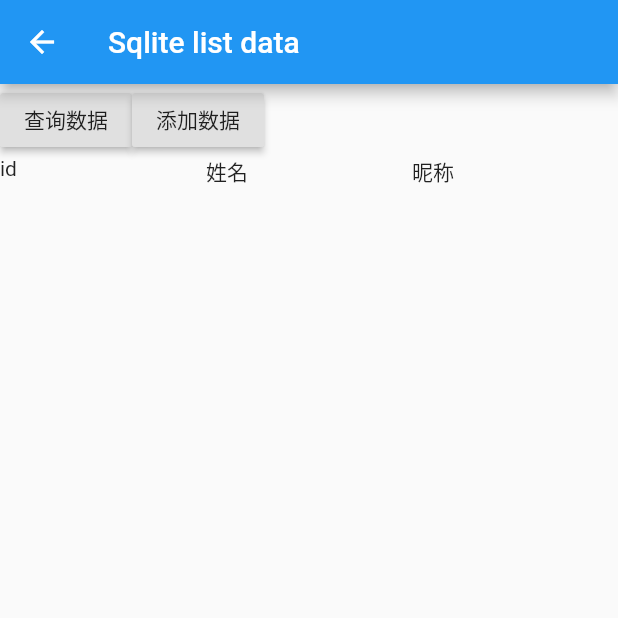
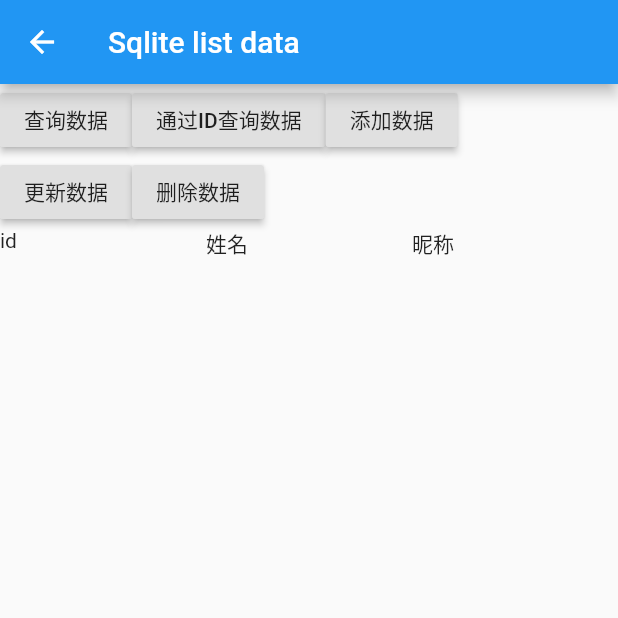
Before and after one commit to EvnLi/FlutterStudy, a Flutter app: the DBList screen opened by its route, on a phone screen of 412 x 824 dp, the top half of it. Run offline on Flutter 3.47's test engine with Material 2 defaults, Android fonts, the phone set to English and light mode, and no system bars; our stand-ins replace connectivity, dio, equatable, flutter_bloc, fluttertoast, sqflite; accounts and stored records are empty.

Commit message:
细节优化

```diff
--- a/flutterapp/lib/DB/db_list.dart
+++ b/flutterapp/lib/DB/db_list.dart
@@ -15,11 +15,15 @@ class _DBListState extends State<DBList> {
   @override
   void initState() {
     super.initState();
-    _loadData();
+    _loadData(-1);
   }
 
-  _loadData() async {
+  _loadData(int index) async {
+    if (index == -1) {
       _list = await DBProvider().findAll();
+    } else {
+      _list = await DBProvider().find(index);
+    }
     setState(() {});
   }
 
@@ -29,24 +33,54 @@ class _DBListState extends State<DBList> {
       appBar: AppBar(
         title: Text("Sqlite list data"),
       ),
-      body: Column(
+      body: Builder(builder: (context) {
+        return Column(
           children: [
             Row(
               children: [
                 RaisedButton(
                   onPressed: () {
-                  _loadData();
+                    _loadData(-1);
                   },
                   child: Text("查询数据"),
                 ),
                 RaisedButton(
                   onPressed: () {
-                  Navigator.of(context)
-                      .push(MaterialPageRoute(builder: (context) {
-                    return AddUser();
-                  }));
+                    _loadData(0);
+                  },
+                  child: Text("通过ID查询数据"),
+                ),
+                RaisedButton(
+                  onPressed: () {
+                    Navigator.pushNamed(context, "addUser", arguments: -1);
                   },
                   child: Text("添加数据"),
+                ),
+              ],
+            ),
+            Row(
+              children: [
+                RaisedButton(
+                  onPressed: () {
+                    Navigator.pushNamed(context, "addUser", arguments: 0);
+                  },
+                  child: Text("更新数据"),
+                ),
+                RaisedButton(
+                  onPressed: () async {
+                    int result = await DBProvider().deleteAll();
+                    print("****deleteResult=$result");
+                    if (result > 0) {
+                      Scaffold.of(context).showSnackBar(SnackBar(
+                        content: Text('删除数据成功，result:$result'),
+                      ));
+                    } else {
+                      Scaffold.of(context).showSnackBar(SnackBar(
+                        content: Text('删除数据失败，result:$result'),
+                      ));
+                    }
+                  },
+                  child: Text("删除数据"),
                 ),
               ],
             ),
@@ -67,7 +101,8 @@ class _DBListState extends State<DBList> {
               ],
             )
           ],
-      ),
+        );
+      }),
     );
   }
 }
--- a/flutterapp/lib/router.dart
+++ b/flutterapp/lib/router.dart
@@ -17,8 +17,10 @@ class FSRouter {
   static const String raisedButton = "raisedButton";
   static const String testWidgetPage = "testWidgetPage";
   static const String dbList = "dbList";
+  static const String addUser = "addUser";
 
   static Route<dynamic> generateRoute(RouteSettings settings) {
+    print("***settings.arguments = ${settings.arguments}****");
     switch (settings.name) {
       case animationDemo:
         return Right2LeftRouter(child: AnimationDemo());
@@ -59,6 +61,12 @@ class FSRouter {
       case dbList:
         return Right2LeftRouter(child: DBList());
         break;
+      case addUser:
+        return Right2LeftRouter(
+            child: AddUser(
+          id: settings.arguments,
+        ));
+        break;
       default:
         return MaterialPageRoute(
             builder: (_) => Scaffold(
```
Also changed, not shown: flutterapp/lib/DB/add_user.dart (+12 -2 lines), flutterapp/lib/DB/db_provider.dart (+28 -0 lines), flutterapp/lib/main.dart (+0 -22 lines). Lines whose indentation alone changed are shown as unchanged.
